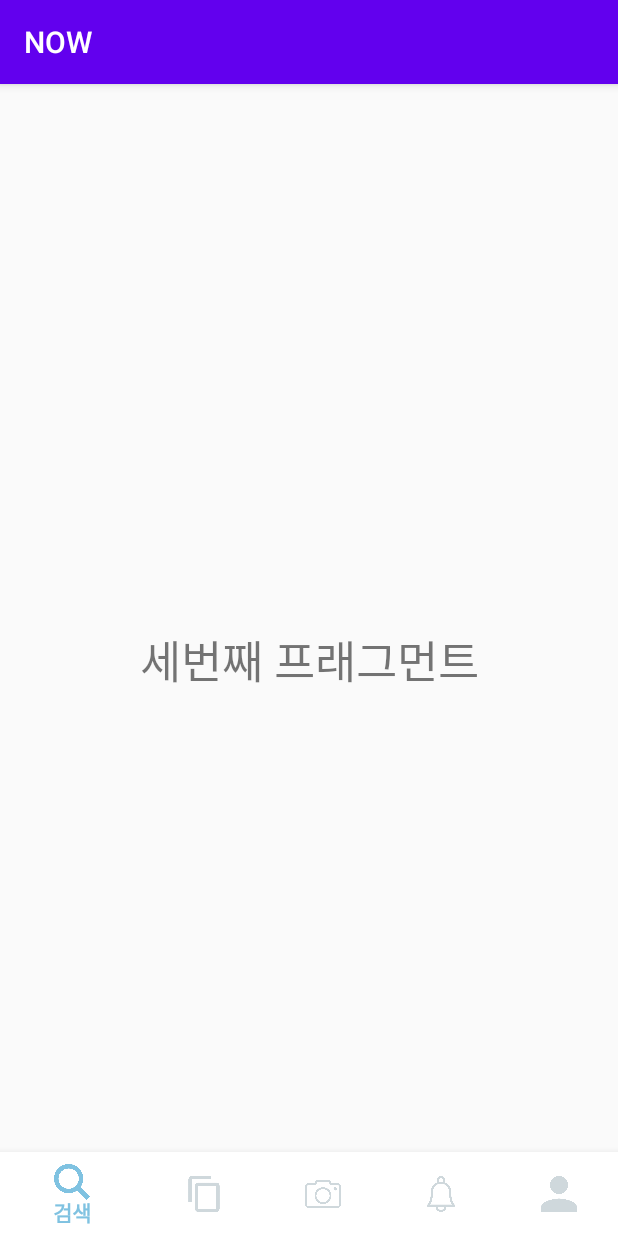
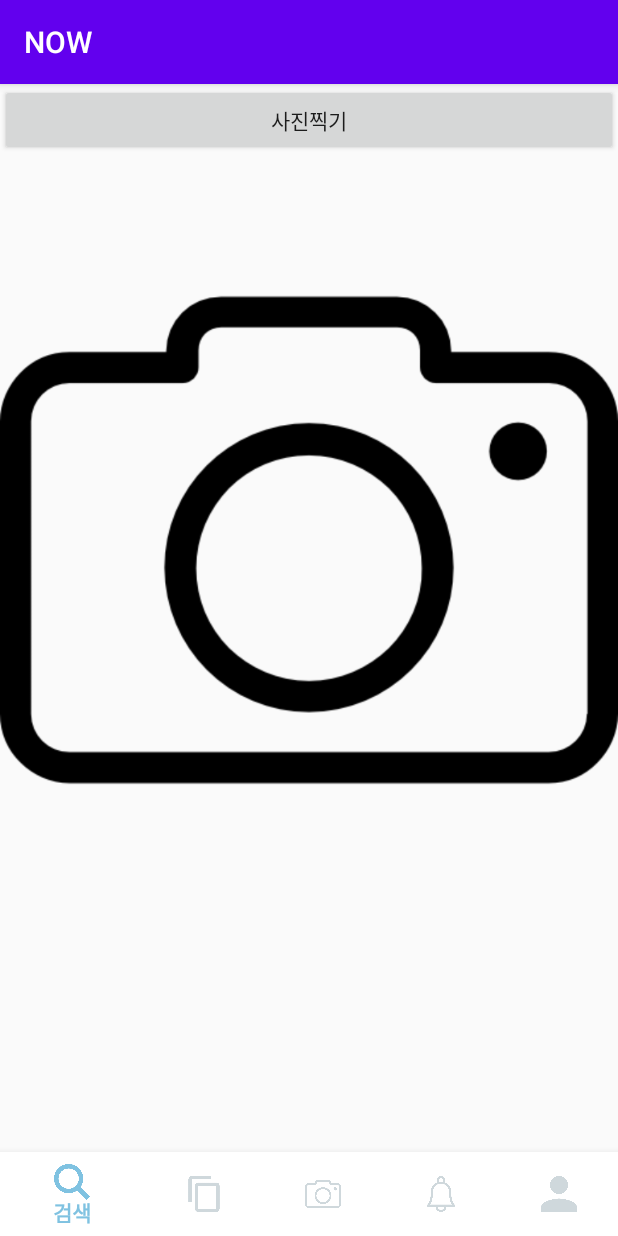
Before and after one commit to HanJongHa/-, an Android app: the fragment Fragment3 placed in its activity, on a phone screen of 412 x 824 dp. Run offline under Robolectric (Android 15) with nearby library versions, the phone set to English and light mode, and no system bars.

Commit message:
어제 올렸던거 오류 떠서 다시 올린다. 오늘은 카메라 하고 있는데 아직 못함.

```diff
--- a/NOW/app/src/main/AndroidManifest.xml
+++ b/NOW/app/src/main/AndroidManifest.xml
@@ -18,6 +18,7 @@
                 <category android:name="android.intent.category.LAUNCHER" />
             </intent-filter>
         </activity>
+
     </application>
 
 </manifest>
--- a/NOW/app/src/main/java/org/techtown/now/LoginActivity.java
+++ b/NOW/app/src/main/java/org/techtown/now/LoginActivity.java
@@ -46,7 +46,7 @@ public class LoginActivity extends Activity {
             @Override
             public void onClick(View v) {
                Intent intent= new Intent(getApplicationContext(),SignUpActivity.class);
-               startActivityForResult(intent, 101);
+               startActivityForResult(intent, 102);
             }
         });
     }
--- a/NOW/app/src/main/java/org/techtown/now/MainActivity.java
+++ b/NOW/app/src/main/java/org/techtown/now/MainActivity.java
@@ -50,6 +50,7 @@ public class MainActivity extends AppCompatActivity {
                         getSupportFragmentManager().beginTransaction()
                                 .replace(R.id.container, fragment2).commit();
 
+
                         return true;
                     case R.id.tab3:
                         Toast.makeText(getApplicationContext(), "세 번째 탭 선택됨", Toast.LENGTH_LONG).show();
@@ -71,4 +72,8 @@ public class MainActivity extends AppCompatActivity {
             }
         });
     }
+
+
+
+
 }
--- a/NOW/app/src/main/java/org/techtown/now/SignUpActivity.java
+++ b/NOW/app/src/main/java/org/techtown/now/SignUpActivity.java
@@ -23,7 +23,6 @@ public class SignUpActivity extends AppCompatActivity {
                 setResult(RESULT_OK,intent);
                 finish();
                 Toast.makeText(getApplicationContext(), "회원가입이 완료 되었습니다!", Toast.LENGTH_LONG).show();
-
             }
         });
     }
--- a/NOW/app/src/main/res/layout/fragment3.xml
+++ b/NOW/app/src/main/res/layout/fragment3.xml
@@ -1,19 +1,20 @@
 <?xml version="1.0" encoding="utf-8"?>
-<androidx.constraintlayout.widget.ConstraintLayout
-    xmlns:android="http://schemas.android.com/apk/res/android"
+<LinearLayout xmlns:android="http://schemas.android.com/apk/res/android"
     xmlns:app="http://schemas.android.com/apk/res-auto"
     xmlns:tools="http://schemas.android.com/tools"
     android:layout_width="match_parent"
-    android:layout_height="match_parent">
+    android:layout_height="match_parent"
+    android:orientation="vertical" >
 
-    <TextView
-        android:id="@+id/textView"
-        android:layout_width="wrap_content"
+    <Button
+        android:id="@+id/button2"
+        android:layout_width="match_parent"
         android:layout_height="wrap_content"
-        android:text="세번째 프래그먼트"
-        android:textSize="30sp"
-        app:layout_constraintBottom_toBottomOf="parent"
-        app:layout_constraintEnd_toEndOf="parent"
-        app:layout_constraintStart_toStartOf="parent"
-        app:layout_constraintTop_toTopOf="parent" />
-</androidx.constraintlayout.widget.ConstraintLayout>
+        android:text="사진찍기" />
+
+    <ImageView
+        android:id="@+id/imageView"
+        android:layout_width="match_parent"
+        android:layout_height="wrap_content"
+        app:srcCompat="@drawable/camera" />
+</LinearLayout>
--- /dev/null
+++ b/NOW/app/src/main/res/xml/external.xml
@@ -0,0 +1,6 @@
+<?xml version="1.0" encoding="utf-8"?>
+<paths xmlns:android="http://schemas.android.com/apk/res/android">
+    <external-path
+        name="sdcard"
+        path="."/>
+</paths>
```
Also changed, not shown: NOW/app/src/main/java/org/techtown/now/Fragment3.java (+13 -1 lines).
